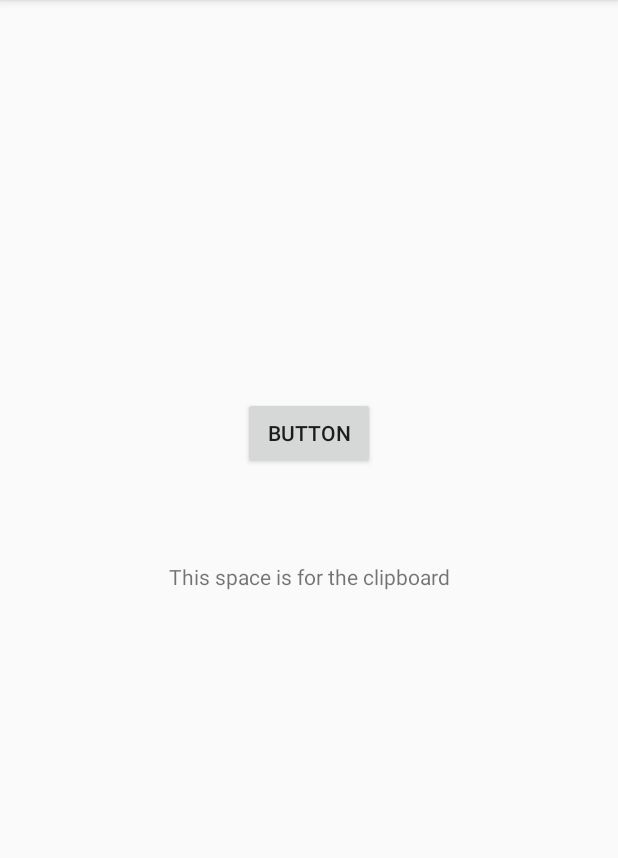
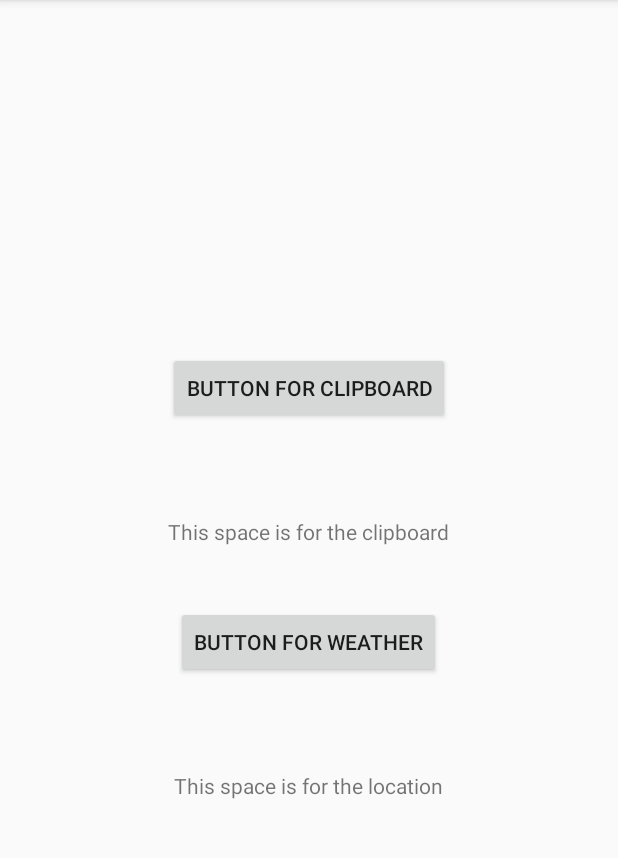
Before and after one commit to yhjsoar/Ddokkael, an Android app: the screen it shows after launch (MainActivity), on a phone screen of 412 x 824 dp, the part 84-942 px from its top. Run offline under Robolectric (Android 15) with nearby library versions, the phone set to English and light mode, and no system bars.

Commit message:
weatherapi

```diff
--- a/app/build.gradle
+++ b/app/build.gradle
@@ -16,6 +16,10 @@ android {
             proguardFiles getDefaultProguardFile('proguard-android-optimize.txt'), 'proguard-rules.pro'
         }
     }
+    compileOptions{
+        sourceCompatibility JavaVersion.VERSION_1_8
+        targetCompatibility JavaVersion.VERSION_1_8
+    }
 }
 
 dependencies {
@@ -23,6 +27,8 @@ dependencies {
     implementation 'com.android.support:appcompat-v7:28.0.0'
     implementation 'com.android.support.constraint:constraint-layout:1.1.3'
     testImplementation 'junit:junit:4.12'
+    implementation 'com.squareup.okhttp3:okhttp:3.14.1'
+    implementation 'com.google.code.gson:gson:2.8.5'
     androidTestImplementation 'com.android.support.test:runner:1.0.2'
     androidTestImplementation 'com.android.support.test.espresso:espresso-core:3.0.2'
 }
--- a/app/src/main/AndroidManifest.xml
+++ b/app/src/main/AndroidManifest.xml
@@ -3,6 +3,7 @@
     package="edu.skku.map.ddokkael">
 
     <uses-permission android:name="android.permission.INTERNET"/>
+    <uses-permission android:name="android.permission.ACCESS_FINE_LOCATION"/>
 
     <application
         android:allowBackup="true"
--- a/app/src/main/res/layout/activity_main.xml
+++ b/app/src/main/res/layout/activity_main.xml
@@ -1,31 +1,39 @@
 <?xml version="1.0" encoding="utf-8"?>
-<android.support.constraint.ConstraintLayout xmlns:android="http://schemas.android.com/apk/res/android"
-    xmlns:app="http://schemas.android.com/apk/res-auto"
+<LinearLayout
+    xmlns:android="http://schemas.android.com/apk/res/android"
     xmlns:tools="http://schemas.android.com/tools"
     android:layout_width="match_parent"
     android:layout_height="match_parent"
+    android:orientation="vertical"
+    android:gravity="center"
     tools:context=".MainActivity">
-
-
     <Button
         android:id="@+id/button"
         android:layout_width="wrap_content"
         android:layout_height="wrap_content"
         android:layout_marginBottom="62dp"
-        android:text="Button"
-        app:layout_constraintBottom_toTopOf="@+id/text"
-        app:layout_constraintEnd_toEndOf="parent"
-        app:layout_constraintStart_toStartOf="parent" />
+        android:text="Button for clipboard" />
 
 
     <TextView
         android:id="@+id/text"
         android:layout_width="wrap_content"
         android:layout_height="wrap_content"
-        android:text="This space is for the clipboard"
-        app:layout_constraintBottom_toBottomOf="parent"
-        app:layout_constraintLeft_toLeftOf="parent"
-        app:layout_constraintRight_toRightOf="parent"
-        app:layout_constraintTop_toTopOf="parent" />
+        android:layout_marginBottom="40dp"
+        android:text="This space is for the clipboard"/>
 
-</android.support.constraint.ConstraintLayout>
+    <Button
+        android:id="@+id/button2"
+        android:layout_width="wrap_content"
+        android:layout_height="wrap_content"
+        android:layout_marginBottom="62dp"
+        android:text="Button for weather" />
+
+    <TextView
+        android:id="@+id/text2"
+        android:layout_width="wrap_content"
+        android:layout_height="wrap_content"
+        android:text="This space is for the location"/>
+
+
+</LinearLayout>
```
Also changed, not shown: app/src/main/java/edu/skku/map/ddokkael/MainActivity.java (+140 -0 lines), app/src/main/java/edu/skku/map/ddokkael/WeatherItem.java (added, +27 -0 lines).
